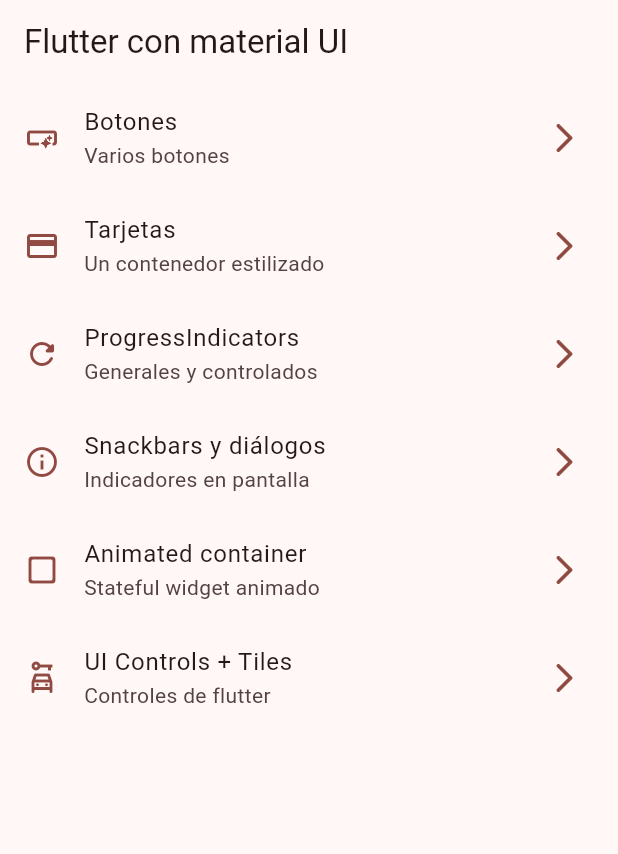
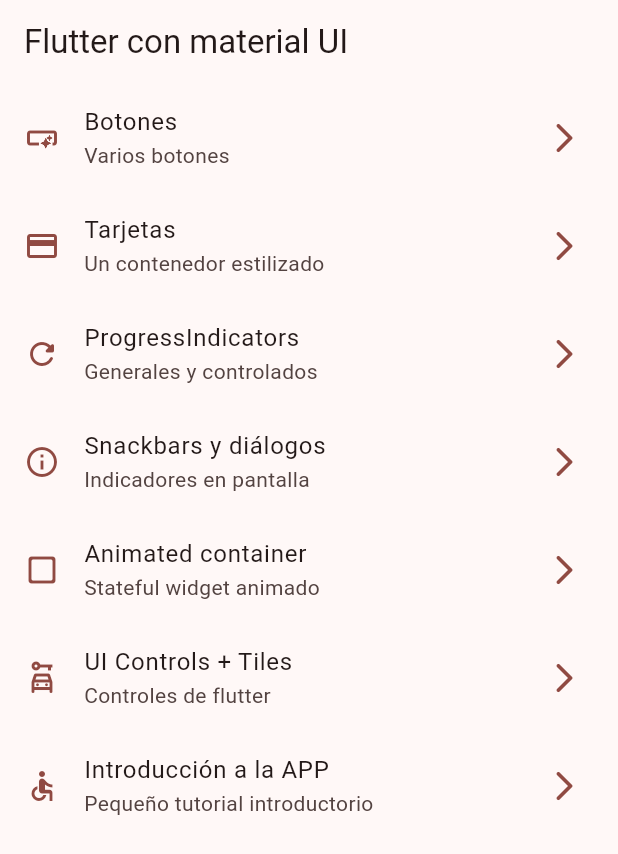
Before and after one commit to DuvanJM02/widgets_app, a Flutter app: the screen it shows after launch, on a phone screen of 412 x 824 dp. Shown: the top 854 px of the screen. Run offline on Flutter 3.47's test engine with Material 3 defaults, Android fonts, the phone set to English and light mode, and no system bars; our stand-ins replace go_router.

Commit message:
introduction app

```diff
--- a/lib/config/menu/menu_items.dart
+++ b/lib/config/menu/menu_items.dart
@@ -44,4 +44,9 @@ const appMenuItems = <MenuItems>[
       subTitle: 'Controles de flutter',
       link: '/ui-controls',
       icon: Icons.car_rental_outlined),
+  MenuItems(
+      title: 'Introducción a la APP',
+      subTitle: 'Pequeño tutorial introductorio',
+      link: '/tutorial',
+      icon: Icons.accessible_outlined),
 ];
--- a/lib/config/router/app_router.dart
+++ b/lib/config/router/app_router.dart
@@ -39,5 +39,10 @@ final appRouter = GoRouter(
       name: UiControlsScreen.name,
       builder: (context, state) => const UiControlsScreen(),
     ),
+    GoRoute(
+      path: '/tutorial',
+      name: AppTutorialScreen.name,
+      builder: (context, state) => const AppTutorialScreen(),
+    ),
   ],
 );
```
